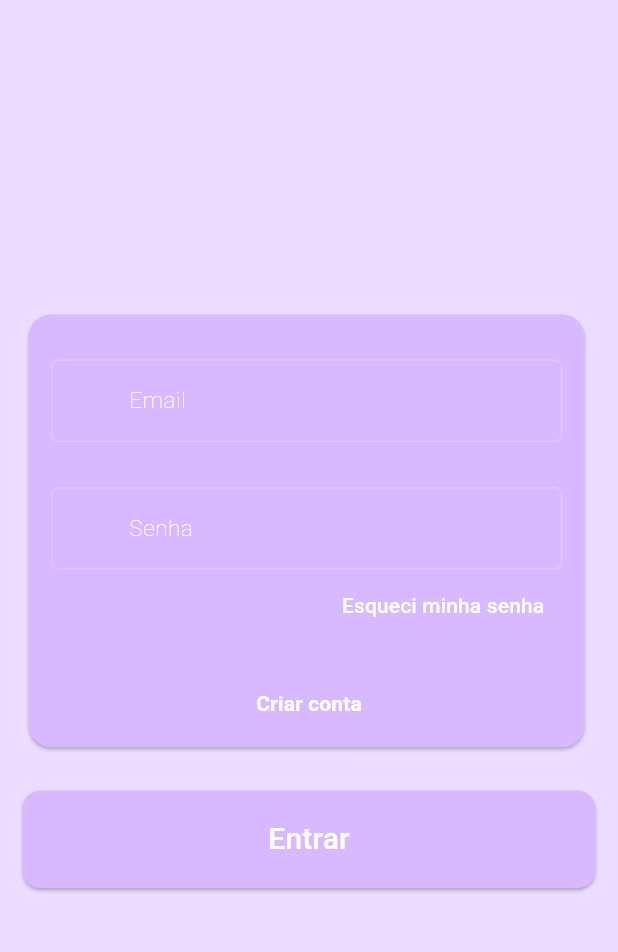
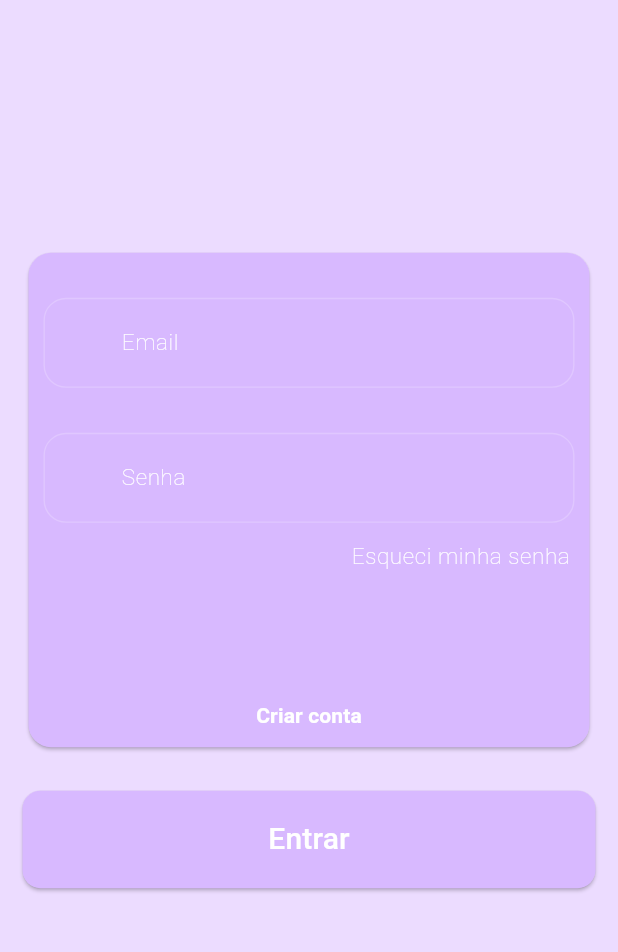
Before and after one commit to JrAiruf/cash_helper_app, a Flutter app: the screen it shows after launch, on a phone screen of 412 x 824 dp, the part 181-1133 px from its top. Run offline on Flutter 3.47's test engine with Material 2 defaults, Android fonts, the phone set to English and light mode, and no system bars; our stand-ins replace cloud_firestore, firebase_auth, firebase_core, flutter_modular; accounts and stored records are empty.

Commit message:
Solving some view's bugs

```diff
--- a/lib/app/modules/login_module/presenter/components/cash_helper_text_field.dart
+++ b/lib/app/modules/login_module/presenter/components/cash_helper_text_field.dart
@@ -53,9 +53,8 @@ class CashHelperTextFieldComponent extends StatelessWidget {
 
   @override
   Widget build(BuildContext context) {
-    return SizedBox(
-      height: height ?? 55,
-      child: TextFormField(
+    return TextFormField(
+      textInputAction: TextInputAction.go,
       enabled: enable ?? true,
       onTap: onTap,
       readOnly: readOnly ?? false,
@@ -63,13 +62,15 @@ class CashHelperTextFieldComponent extends StatelessWidget {
       onSaved: onSaved,
       onChanged: onChanged,
       validator: validator,
+      textAlign: TextAlign.justify,
       style: TextStyle(
         color: primaryColor ?? Colors.white,
       ),
       decoration: InputDecoration(
-          fillColor: primaryColor?.withOpacity(0.6),
+        constraints: const BoxConstraints(maxHeight: 60),
         enabled: readOnly == true ? false : true,
-          errorStyle: Theme.of(context).textTheme.bodySmall,
+        errorStyle:
+            TextStyle(color: primaryColor ?? Colors.white, fontSize: 12),
         labelStyle: TextStyle(color: primaryColor ?? Colors.white),
         hintText: hint ?? '',
         label: Text(
@@ -79,8 +80,7 @@ class CashHelperTextFieldComponent extends StatelessWidget {
         enabledBorder: OutlineInputBorder(
           borderRadius: BorderRadius.circular(radius ?? 5),
           borderSide: BorderSide(
-                color: primaryColor ?? Colors.white.withOpacity(0.2),
-                width: 0.9),
+              color: primaryColor ?? Colors.white.withOpacity(0.2), width: 0.9),
         ),
         disabledBorder: OutlineInputBorder(
           borderRadius: BorderRadius.circular(radius ?? 5),
@@ -88,8 +88,7 @@ class CashHelperTextFieldComponent extends StatelessWidget {
         ),
         errorBorder: UnderlineInputBorder(
           borderSide: BorderSide(
-              color: primaryColor ?? Colors.white,
-            ),
+              color: primaryColor ?? Colors.white.withOpacity(0.2), width: 0.9),
         ),
         focusedBorder: OutlineInputBorder(
           borderRadius: BorderRadius.circular(radius ?? 5),
@@ -108,7 +107,6 @@ class CashHelperTextFieldComponent extends StatelessWidget {
         ),
       ),
       keyboardType: input,
-      ),
     );
   }
 }
--- a/lib/app/modules/login_module/presenter/pages/login_page.dart
+++ b/lib/app/modules/login_module/presenter/pages/login_page.dart
@@ -46,7 +46,7 @@ class _LoginPageState extends State<LoginPage> {
                 SizedBox(height: height * 0.1),
                 Text('Cash Helper',
                     style: Theme.of(context).textTheme.bodyLarge),
-                SizedBox(height: height * 0.25),
+                SizedBox(height: height * 0.2),
                 Stack(
                   children: [
                     Card(
@@ -54,8 +54,8 @@ class _LoginPageState extends State<LoginPage> {
                       shape: RoundedRectangleBorder(
                           borderRadius: BorderRadius.circular(15)),
                       child: SizedBox(
-                        height: height * 0.35,
-                        width: width * 0.9,
+                        height: height * 0.4,
+                        width: width,
                         child: Padding(
                           padding: const EdgeInsets.symmetric(
                               horizontal: 5, vertical: 30),
@@ -63,11 +63,12 @@ class _LoginPageState extends State<LoginPage> {
                             key: _loginFormKey,
                             child: Padding(
                               padding:
-                                  const EdgeInsets.symmetric(horizontal: 10),
+                                  const EdgeInsets.symmetric(horizontal: 5),
                               child: Column(
                                 mainAxisAlignment: MainAxisAlignment.start,
                                 children: [
                                   CashHelperTextFieldComponent(
+                                    radius: 15,
                                     isButton: false,
                                     validator: (value) =>
                                         _loginController.emailValidate(value),
@@ -80,6 +81,7 @@ class _LoginPageState extends State<LoginPage> {
                                     height: 30,
                                   ),
                                   CashHelperTextFieldComponent(
+                                    radius: 15,
                                     isButton: false,
                                     obscureText: true,
                                     validator: (value) => _loginController
@@ -89,20 +91,6 @@ class _LoginPageState extends State<LoginPage> {
                                     controller: _loginController.passwordField,
                                     label: 'Senha',
                                   ),
-                                  Row(
-                                    mainAxisAlignment: MainAxisAlignment.end,
-                                    children: [
-                                      TextButton(
-                                          style: TextButton.styleFrom(),
-                                          onPressed: () => Modular.to.pushNamed(
-                                              './forgot-password-page'),
-                                          child: const Text(
-                                            'Esqueci minha senha',
-                                            style:
-                                                TextStyle(color: Colors.white),
-                                          )),
-                                    ],
-                                  ),
                                 ],
                               ),
                             ),
@@ -111,7 +99,7 @@ class _LoginPageState extends State<LoginPage> {
                       ),
                     ),
                     Padding(
-                      padding: EdgeInsets.only(top: height * 0.29),
+                      padding: EdgeInsets.only(top: height * 0.35),
                       child: Center(
                         child: TextButton(
                           style: TextButton.styleFrom(),
@@ -125,6 +113,21 @@ class _LoginPageState extends State<LoginPage> {
                                 fontWeight: FontWeight.bold),
                           ),
                         ),
+                      ),
+                    ),
+                    Positioned(
+                      right: 5,
+                      bottom: height * 0.13,
+                      child: Row(
+                        mainAxisAlignment: MainAxisAlignment.end,
+                        children: [
+                          TextButton(
+                            style: TextButton.styleFrom(),
+                            onPressed: () {},
+                            child: Text('Esqueci minha senha',
+                                style: Theme.of(context).textTheme.bodySmall),
+                          ),
+                        ],
                       ),
                     ),
                   ],
@@ -175,7 +178,6 @@ class _LoginPageState extends State<LoginPage> {
                     ),
                   ),
                 ),
-
               ],
             ),
           ),
--- a/lib/app/modules/operator_module/presenter/pages/home_page.dart
+++ b/lib/app/modules/operator_module/presenter/pages/home_page.dart
@@ -1,6 +1,7 @@
 // ignore_for_file: must_be_immutable
 import 'package:cash_helper_app/app/modules/login_module/binds/login_module_routes.dart';
 import 'package:cash_helper_app/app/modules/login_module/presenter/components/buttons/cash_helper_login_button.dart';
+import 'package:cash_helper_app/app/modules/login_module/presenter/controllers/login_controller.dart';
 import 'package:cash_helper_app/app/modules/login_module/presenter/stores/login_states.dart';
 import 'package:cash_helper_app/app/modules/login_module/presenter/stores/login_store.dart';
 import 'package:cash_helper_app/app/modules/operator_module/domain/entities/operator_entity.dart';
@@ -20,6 +21,7 @@ class HomePage extends StatefulWidget {
 
 class _HomePageState extends State<HomePage> {
   final _loginStore = Modular.get<LoginStore>();
+  final _loginController = Modular.get<LoginController>();
 
   @override
   void initState() {
@@ -58,8 +60,11 @@ class _HomePageState extends State<HomePage> {
                   child: IconButton(
                     color: Colors.white,
                     onPressed: () {
-                      _loginStore.signOut();
-                      Modular.to.navigate(LoginModuleRoutes.start);
+                      _loginController.showSignOutDialog(context, primaryColor,
+                          () {
+                        _loginStore.signOut();
+                        Modular.to.navigate(LoginModuleRoutes.start);
+                      });
                     },
                     icon: const Icon(Icons.logout_outlined),
                   ),
@@ -69,6 +74,7 @@ class _HomePageState extends State<HomePage> {
             body: Container(
               decoration: BoxDecoration(color: primaryColor),
               child: Column(
+                crossAxisAlignment: CrossAxisAlignment.start,
                 children: [
                   HomePageComponent(
                     operator: currentOperator,
@@ -76,9 +82,17 @@ class _HomePageState extends State<HomePage> {
                     width: width,
                     color: seccondaryColor,
                   ),
+                  SizedBox(height: height * 0.07),
+                  Padding(
+                    padding: const EdgeInsets.symmetric(horizontal: 40),
+                    child: Text(
+                      "Informações Gerais:",
+                      style: Theme.of(context).textTheme.bodySmall,
+                    ),
+                  ),
                   Padding(
                     padding: const EdgeInsets.symmetric(
-                        horizontal: 20, vertical: 15),
+                        horizontal: 10, vertical: 15),
                     child: Row(
                       mainAxisAlignment: MainAxisAlignment.spaceEvenly,
                       children: [
@@ -107,7 +121,7 @@ class _HomePageState extends State<HomePage> {
                   ),
                   Padding(
                     padding: const EdgeInsets.symmetric(
-                        horizontal: 20, vertical: 15),
+                        horizontal: 10, vertical: 15),
                     child: Row(
                       mainAxisAlignment: MainAxisAlignment.spaceEvenly,
                       children: [
--- a/lib/main.dart
+++ b/lib/main.dart
@@ -51,6 +51,8 @@ class CashHelperApp extends StatelessWidget {
                 color: Colors.white, fontSize: 16, fontWeight: FontWeight.bold),
             bodySmall: TextStyle(
                 color: Colors.white, fontSize: 15, fontWeight: FontWeight.w200),
+                displaySmall:  TextStyle(
+                color: Colors.white, fontSize: 14, fontWeight: FontWeight.w500),
           ),
           useMaterial3: true,
           colorScheme: darkColorScheme),
```
Lines whose indentation alone changed are shown as unchanged.
